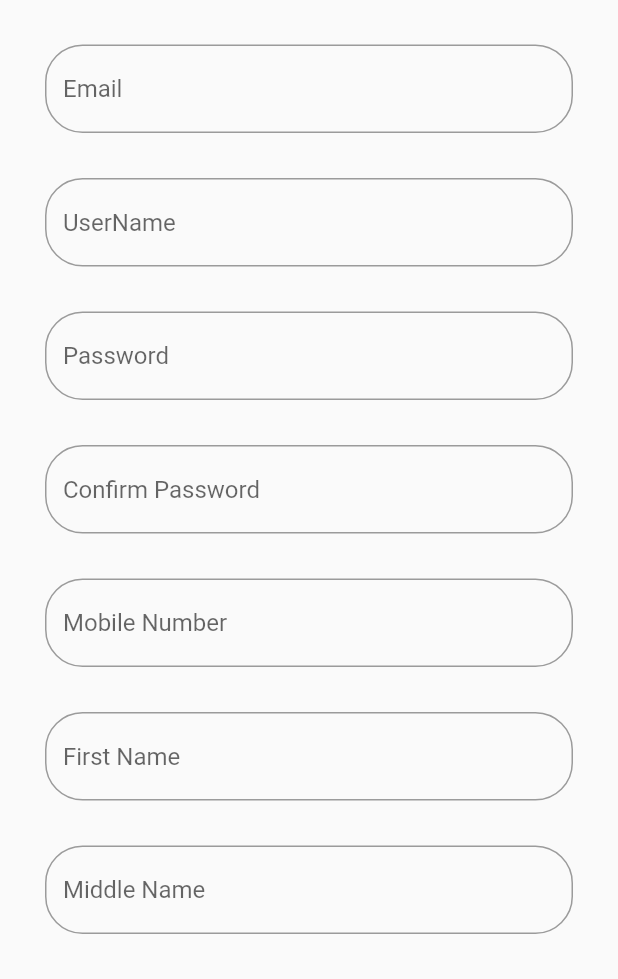
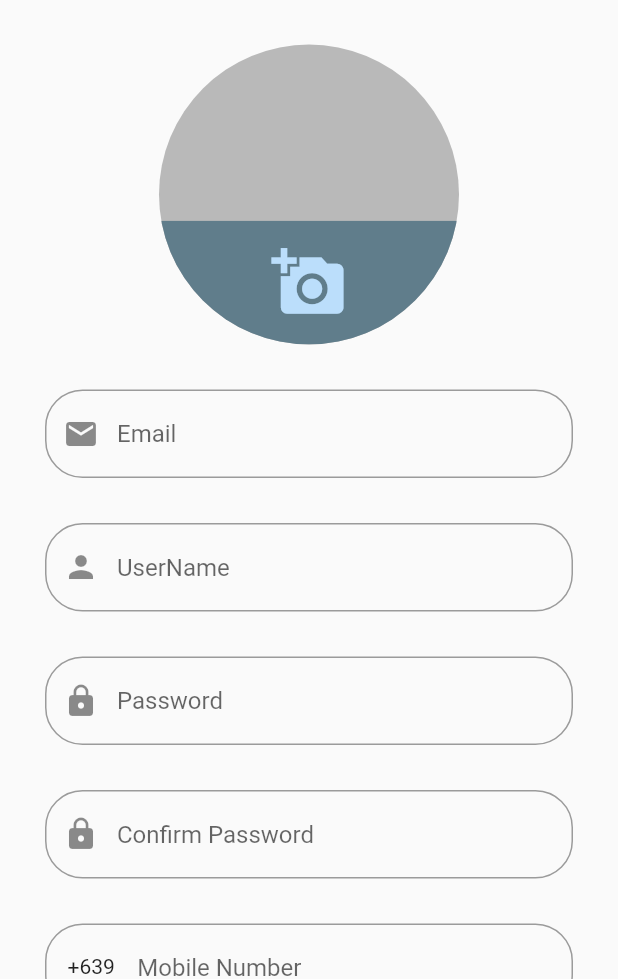
Before and after one commit to iuwin/Flutter-GoShopCDO, a Flutter app: the Register screen opened by its route, on a phone screen of 412 x 824 dp, the part 257-1236 px from its top. Run offline on Flutter 3.47's test engine with Material 2 defaults, Android fonts, the phone set to English and light mode, and no system bars; Roboto replaces fonts that are missing (Nunito).

Commit message:
Add files via upload

```diff
--- a/lib/pages/register.dart
+++ b/lib/pages/register.dart
@@ -1,4 +1,5 @@
 import 'package:flutter/material.dart';
+import 'package:flutter/services.dart';
 
 class Register extends StatefulWidget {
   @override
@@ -10,6 +11,7 @@ class _RegisterState extends State<Register> {
   bool checkBoxValue = false;
   bool newValue = false;
   bool loginTouching = false;
+  int _value = 2;
   String _email;
   String _userName;
   String _firstPassword;
@@ -18,10 +20,118 @@ class _RegisterState extends State<Register> {
   String _firstName;
   String _middleName;
   String _surname;
-  String _gender;
+  int _gender;
   String _address;
 
   final GlobalKey<FormState> _formKey = GlobalKey<FormState>();
+  // hide/show sa Textformfield
+  setSelectedRadio(int val) {
+    setState(() {
+      print(val);
+      if (val == 0) {
+        return 'uwi';
+      }
+      _value = val;
+      _gender = _value;
+    });
+  }
+
+  bool obscureType(String hintTextType) {
+    bool oT = false;
+    if (hintTextType == 'Password') {
+      oT = true;
+    } else if (hintTextType == 'Confirm Password') {
+      oT = true;
+    }
+    return oT;
+  }
+
+  // char/digit sa Textformfield
+  dynamic textInputType(String hintTextType) {
+    if (hintTextType == 'Mobile Number') {
+      return TextInputType.number;
+    }
+    return TextInputType.text;
+  }
+
+  // only text/digit sa Textformfield
+  dynamic filteringTextInputFormatter(String hintTextType) {
+    if (hintTextType == 'Mobile Number') {
+      return FilteringTextInputFormatter.digitsOnly;
+    } else {
+      return FilteringTextInputFormatter.singleLineFormatter;
+    }
+  }
+
+  // limit the input sa Textformfield
+  dynamic lengthLimitingTextInputFormatter(String hintTextType) {
+    if (hintTextType == 'Mobile Number') {
+      return LengthLimitingTextInputFormatter(10);
+    } else {
+      return LengthLimitingTextInputFormatter(50);
+    }
+  }
+
+  Widget profilePicture() {
+    return Center(
+      child: CircleAvatar(
+        radius: 100.0,
+        backgroundColor: Colors.black26,
+        child: ClipOval(
+          child: Stack(
+            // overflow: Overflow.clip,
+            children: [
+              Positioned(
+                // top: MediaQuery.of(context).size.height * .15,
+                bottom: 0,
+                right: 0,
+                left: 0,
+                child: GestureDetector(
+                  onTap: () {
+                    print('Clicked');
+                  },
+                  child: Container(
+                    height: MediaQuery.of(context).size.height * .10,
+                    width: MediaQuery.of(context).size.width * 1,
+                    color: Colors.blueGrey,
+                    child: Icon(
+                      Icons.add_a_photo,
+                      size: 50.0,
+                    ),
+                  ),
+                ),
+              ),
+            ],
+          ),
+        ),
+      ),
+    );
+  }
+
+  // prefix/leading sa Textformfield
+  Widget prefIcon(String hintTextType) {
+    if (hintTextType == 'Mobile Number') {
+      return Padding(padding: EdgeInsets.all(15), child: Text('+639'));
+    } else if (hintTextType == 'Email') {
+      return Icon(Icons.email);
+    } else if (hintTextType == 'UserName') {
+      return Icon(Icons.person);
+    } else if (hintTextType == 'Password') {
+      return Icon(Icons.lock);
+    } else if (hintTextType == 'Confirm Password') {
+      return Icon(Icons.lock);
+    } else if (hintTextType == 'Password') {
+      return Icon(Icons.lock);
+    } else if (hintTextType == 'First Name') {
+      return Icon(Icons.person);
+    } else if (hintTextType == 'Middle Name') {
+      return Icon(Icons.person);
+    } else if (hintTextType == 'Surname') {
+      return Icon(Icons.person);
+    } else if (hintTextType == 'Address') {
+      return Icon(Icons.add_location);
+    }
+  }
 
   /***** RegistrationTextField TEXTFORMFIELD WIDGETS*****/
   Widget _buildRegistrationTextField({String hintTextType}) {
@@ -95,23 +205,38 @@ class _RegisterState extends State<Register> {
             _middleName = value;
           } else if (hintTextType == 'Surname') {
             _surname = value;
-          } else if (hintTextType == 'Gender') {
-            _gender = value;
           } else if (hintTextType == 'Address') {
             _address = value;
           }
         },
         decoration: InputDecoration(
+          prefixIcon: prefIcon(hintTextType),
           hintText: '$hintTextType',
-          border:
-              new OutlineInputBorder(borderRadius: BorderRadius.circular(25.0)),
+          border: OutlineInputBorder(borderRadius: BorderRadius.circular(25.0)),
           focusedBorder: OutlineInputBorder(
-            borderSide: const BorderSide(color: Colors.black, width: 1.0),
+            borderSide: BorderSide(color: Colors.black, width: 1.0),
             borderRadius: BorderRadius.circular(25.0),
           ),
         ),
+        obscureText: obscureType(hintTextType),
+        keyboardType: textInputType(hintTextType),
+        inputFormatters: [
+          filteringTextInputFormatter(hintTextType),
+          lengthLimitingTextInputFormatter(hintTextType),
+        ],
       ),
       data: Theme.of(context).copyWith(primaryColor: Color(0xFFB296961)),
+    );
+  }
+
+  /***** RADIO BUTTON TEXT WIDGETS*****/
+  Widget RadioButtonText(String text) {
+    return Text(
+      text,
+      style: TextStyle(
+        fontSize: 17,
+        color: Colors.black54,
+      ),
     );
   }
 
@@ -195,6 +320,8 @@ class _RegisterState extends State<Register> {
                   SizedBox(
                     height: 30.0,
                   ),
+                  profilePicture(),
+                  SizedBox(height: 30.0),
                   _buildRegistrationTextField(hintTextType: 'Email'),
                   SizedBox(height: 30.0),
                   _buildRegistrationTextField(hintTextType: 'UserName'),
@@ -211,11 +338,34 @@ class _RegisterState extends State<Register> {
                   SizedBox(height: 30.0),
                   _buildRegistrationTextField(hintTextType: 'Surname'),
                   SizedBox(height: 30.0),
-                  _buildRegistrationTextField(hintTextType: 'Gender'),
+                  // _buildRegistrationTextField(hintTextType: 'Gender'),
+                  ButtonBar(
+                    alignment: MainAxisAlignment.spaceEvenly,
+                    children: [
+                      Radio(
+                        value: 1,
+                        groupValue: _value,
+                        activeColor: Color(0xFFB308278),
+                        onChanged: (int val) {
+                          setSelectedRadio(val);
+                        },
+                      ),
+                      RadioButtonText('Male'),
+                      Radio(
+                        value: 2,
+                        groupValue: _value,
+                        activeColor: Color(0xFFB308278),
+                        onChanged: (int val) {
+                          setSelectedRadio(val);
+                        },
+                      ),
+                      RadioButtonText('Female'),
+                    ],
+                  ),
                   SizedBox(height: 30.0),
                   _buildRegistrationTextField(hintTextType: 'Address'),
                   SizedBox(height: 30.0),
-                  RegisterButton(),
+                  Center(child: RegisterButton()),
                   SizedBox(height: 30.0),
                 ],
               ),
```
